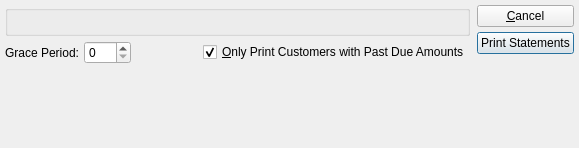
Above: xtuple/trunk/guiclient/printStatementsByCustomerType.ui from WooodHead/xtuple before the change. Below: the same form after it.
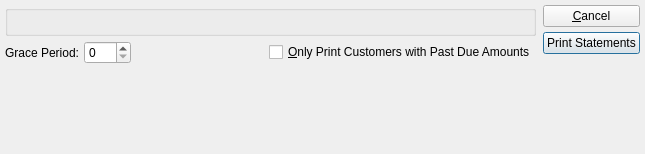
That is the form after the change. Custom widgets are drawn as their Qt base class.

Commit message: fr 5769 - check box memory - second set of files

```diff
--- a/xtuple/trunk/guiclient/printStatementsByCustomerType.ui
+++ b/xtuple/trunk/guiclient/printStatementsByCustomerType.ui
@@ -8,8 +8,8 @@
    <rect>
     <x>0</x>
     <y>0</y>
-    <width>579</width>
-    <height>148</height>
+    <width>645</width>
+    <height>154</height>
    </rect>
   </property>
   <property name="windowTitle" >
@@ -99,9 +99,6 @@
              <property name="text" >
               <string>&amp;Only Print Customers with Past Due Amounts</string>
              </property>
-             <property name="checked" >
-              <bool>true</bool>
-             </property>
             </widget>
            </item>
           </layout>
@@ -186,9 +183,14 @@
    </item>
   </layout>
  </widget>
- <layoutdefault spacing="6" margin="11" />
+ <layoutdefault spacing="5" margin="5" />
  <pixmapfunction>qPixmapFromMimeSource</pixmapfunction>
  <customwidgets>
+  <customwidget>
+   <class>XCheckBox</class>
+   <extends>QCheckBox</extends>
+   <header>xcheckbox.h</header>
+  </customwidget>
   <customwidget>
    <class>ParameterGroup</class>
    <extends>QGroupBox</extends>
```
Left out of the diff: 7 changed lines with no effect on the pictures. The commit also changes 22 other files.
